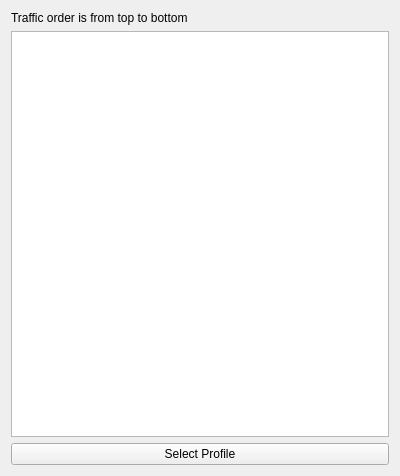
MatsuriDayo/nekoray, file ui/edit/edit_chain.ui: the form before one commit.
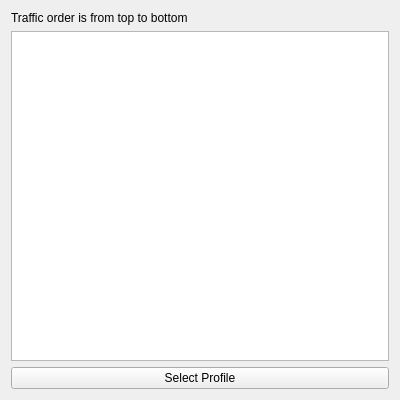
The form after the commit.

```diff
--- a/ui/edit/edit_chain.ui
+++ b/ui/edit/edit_chain.ui
@@ -7,7 +7,7 @@
     <x>0</x>
     <y>0</y>
     <width>400</width>
-    <height>476</height>
+    <height>400</height>
    </rect>
   </property>
   <property name="windowTitle">
@@ -26,7 +26,7 @@
      <property name="minimumSize">
       <size>
        <width>0</width>
-       <height>400</height>
+       <height>300</height>
       </size>
      </property>
      <property name="contextMenuPolicy">
```
